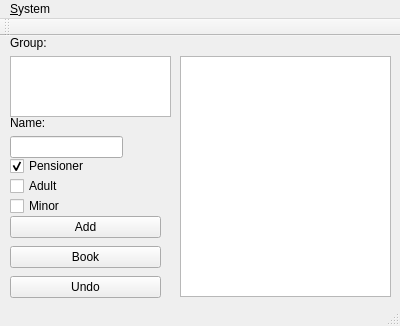
The window that Qt/tickets/mainwindow.ui (CDuPlooy/tickets) describes before a commit, drawn with Qt 5.
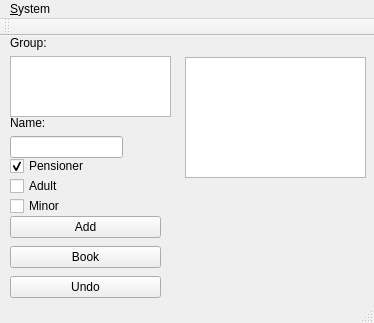
The same window after the commit.

Diff of the .ui file:
```diff
--- a/Qt/tickets/mainwindow.ui
+++ b/Qt/tickets/mainwindow.ui
@@ -6,8 +6,8 @@
    <rect>
     <x>0</x>
     <y>0</y>
-    <width>400</width>
-    <height>326</height>
+    <width>374</width>
+    <height>323</height>
    </rect>
   </property>
   <property name="windowTitle">
@@ -128,16 +128,6 @@
      <string>Add</string>
     </property>
    </widget>
-   <widget class="QTableView" name="tableView">
-    <property name="geometry">
-     <rect>
-      <x>180</x>
-      <y>20</y>
-      <width>211</width>
-      <height>241</height>
-     </rect>
-    </property>
-   </widget>
    <widget class="QPushButton" name="btnUndo">
     <property name="geometry">
      <rect>
@@ -164,13 +154,23 @@
      <string>&lt;name&gt;</string>
     </property>
    </widget>
+   <widget class="QTableWidget" name="tableWidget">
+    <property name="geometry">
+     <rect>
+      <x>185</x>
+      <y>21</y>
+      <width>181</width>
+      <height>121</height>
+     </rect>
+    </property>
+   </widget>
   </widget>
   <widget class="QMenuBar" name="menuBar">
    <property name="geometry">
     <rect>
      <x>0</x>
      <y>0</y>
-     <width>400</width>
+     <width>374</width>
      <height>19</height>
     </rect>
    </property>
```
Left out of the diff: 16 changed lines with no effect on the pictures.
